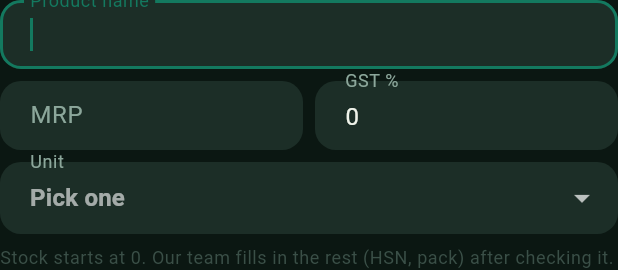
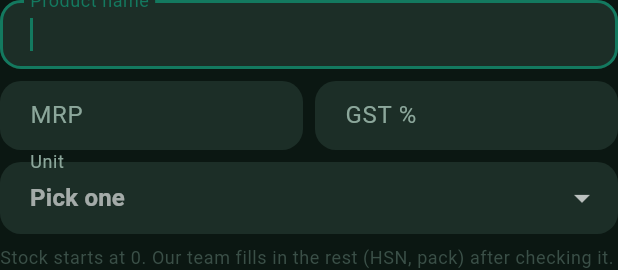
Before and after one commit to LostInCosmos/bahi_app, a Flutter app: the NewProductForm widget shown alone on an empty page, opened directly with empty values, after a tap on "Create & continue", on a phone screen of 412 x 824 dp. Shown: the top 270 px of the screen. Run offline on Flutter 3.47's test engine with Material 3 defaults, Android fonts, the phone set to English and light mode, and no system bars; our stand-ins replace file_picker, flutter_secure_storage, image_picker, package_info_plus, pdf, share_plus and 1 more; missing offline and left inert: pdfx, qr, record; accounts and stored records are empty; network calls fail.

Commit message:
DAS-172 review: GST % starts empty and must be typed (a prefilled 0 filed untouched items GST-free)
Co-Authored-By: Claude Fable 5.1 <noreply@anthropic.com>

```diff
--- a/lib/features/inventory/widgets/new_product_form.dart
+++ b/lib/features/inventory/widgets/new_product_form.dart
@@ -64,7 +64,9 @@ class NewProductForm extends StatefulWidget {
 class _NewProductFormState extends State<NewProductForm> {
   late final _nameController = TextEditingController(text: widget.initialName);
   final _mrpController = TextEditingController();
-  final _gstController = TextEditingController(text: '0');
+  // Empty on purpose (DAS-172 review): a prefilled 0 filed every untouched
+  // item as GST-free, and most medicines are 5% or 12%.
+  final _gstController = TextEditingController();
   final _qtyController = TextEditingController(text: '1');
   late String? _unit = guessUnit(widget.initialName);
 
@@ -85,11 +87,13 @@ class _NewProductFormState extends State<NewProductForm> {
   Future<void> _create() async {
     final name = _nameController.text.trim();
     final mrp = double.tryParse(_mrpController.text.trim());
-    final gst = double.tryParse(_gstController.text.trim()) ?? 0;
+    final gst = double.tryParse(_gstController.text.trim());
     final qty = widget.askQuantity ? double.tryParse(_qtyController.text.trim()) : 0.0;
     if (name.isEmpty) return setState(() => _error = 'Enter a product name.');
     if (mrp == null || mrp <= 0) return setState(() => _error = 'Enter an MRP greater than 0.');
-    if (gst < 0 || gst > 100) return setState(() => _error = 'Enter a GST rate from 0 to 100.');
+    if (gst == null || gst < 0 || gst > 100) {
+      return setState(() => _error = 'Enter the GST rate on the pack: 0, 5, 12 or 18.');
+    }
     final unit = _unit;
     if (unit == null) return setState(() => _error = 'Pick a unit: how this item is counted.');
     if (qty == null || qty < 0 || (widget.askQuantity && qty <= 0)) {
@@ -155,7 +159,7 @@ class _NewProductFormState extends State<NewProductForm> {
                 key: const ValueKey('new-product-gst'),
                 controller: _gstController,
                 keyboardType: const TextInputType.numberWithOptions(decimal: true),
-                decoration: const InputDecoration(labelText: 'GST %', isDense: true),
+                decoration: const InputDecoration(labelText: 'GST %', isDense: true, hintText: '5, 12, 18…'),
               ),
             ),
           ],
```
Also changed, not shown: 1 other file.
